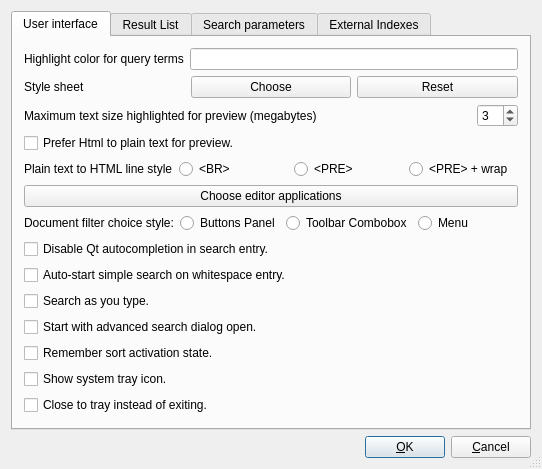
First picture: the form in src/qtgui/uiprefs.ui, repository spanner888/recoll, before the edit.
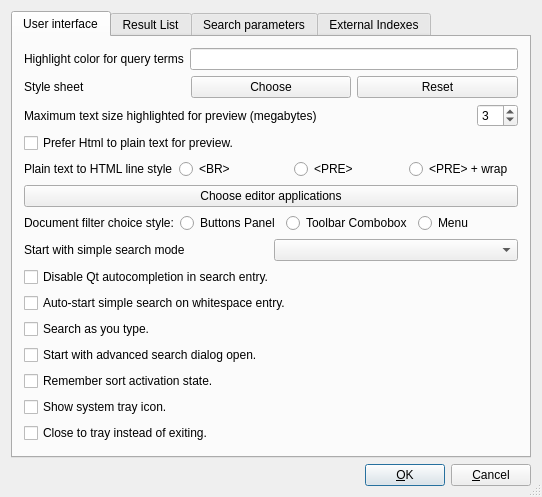
Second picture: the form after the edit.

Commit message: Allow starting with fixed simple search mode instead of last remembered value

```diff
--- a/src/qtgui/uiprefs.ui
+++ b/src/qtgui/uiprefs.ui
@@ -227,6 +227,23 @@
              </item>
             </layout>
            </item>
+           <item>
+            <layout class="QHBoxLayout">
+             <item>
+              <widget class="QLabel" name="textLabelSST">
+               <property name="text">
+                <string>Start with simple search mode</string>
+               </property>
+               <property name="wordWrap">
+                <bool>false</bool>
+               </property>
+              </widget>
+             </item>
+             <item>
+              <widget class="QComboBox" name="ssearchTypCMB"/>
+             </item>
+            </layout>
+           </item>
            <item>
             <widget class="QCheckBox" name="ssNoCompleteCB">
              <property name="text">
```
The commit also changes 5 other files.
